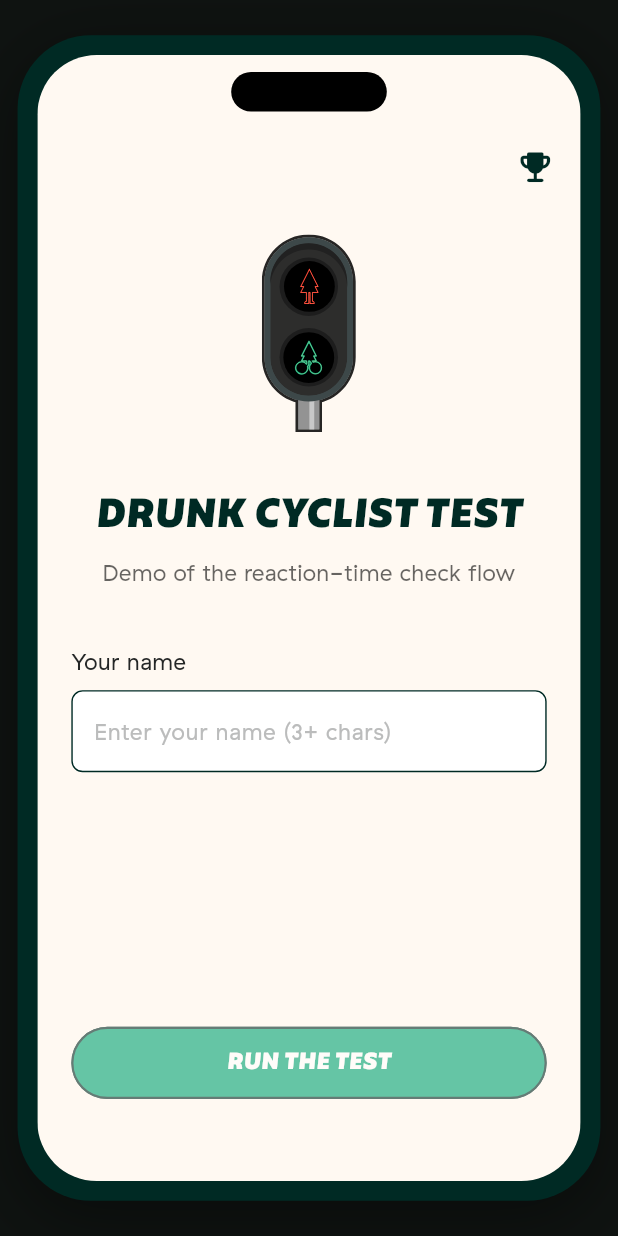
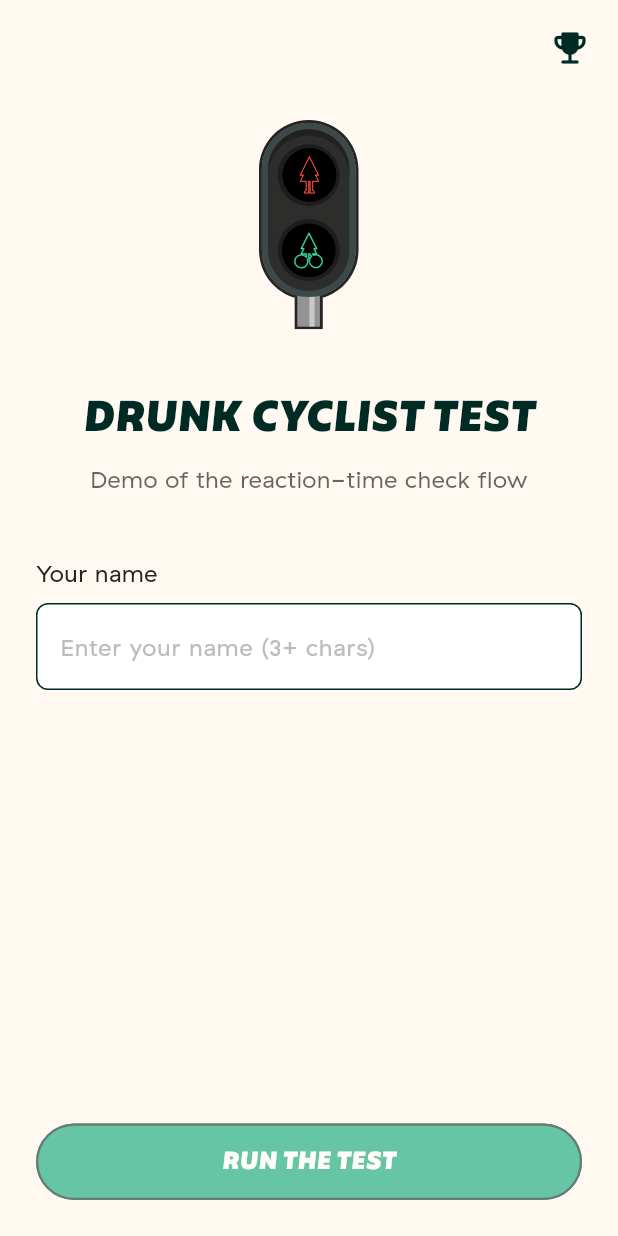
Before and after one commit to mapacheverdugo/drunk-test-demo, a Flutter app: the screen it shows after launch, on a phone screen of 412 x 824 dp. Run offline on Flutter 3.47's test engine with Material 3 defaults, Android fonts, the phone set to English and light mode, and no system bars; our stand-ins replace blur, clock, dio, equatable, flutter_bloc, flutter_markdown and 6 more; missing offline and left inert: libphonenumber_platform_interface, libphonenumber_plugin, oxidized, side_effect_cubit; accounts and stored records are empty.

Commit message:
refactor: simplify mobile viewport handling in PortraitFrame

```diff
--- a/lib/portrait_frame.dart
+++ b/lib/portrait_frame.dart
@@ -11,21 +11,17 @@ class PortraitFrame extends StatelessWidget {
   static const double _bezelRadius = 48;
   static const double _bezelPadding = 14;
 
+  // Material "compact" breakpoint: viewports up to this width are treated as
+  // phones and render full-screen — the device itself is the frame. Above
+  // this we render the simulated phone mockup centered on a dark backdrop.
+  static const double _phoneBreakpoint = 600;
+
   @override
   Widget build(BuildContext context) {
     return LayoutBuilder(
       builder: (context, constraints) {
-        final isMobileViewport =
-            constraints.maxWidth <= _frameWidth + 1 &&
-                constraints.maxHeight >= _frameHeight - 100;
-
-        if (isMobileViewport) {
-          return MediaQuery(
-            data: MediaQuery.of(context).copyWith(
-              size: Size(constraints.maxWidth, constraints.maxHeight),
-            ),
-            child: child,
-          );
+        if (constraints.maxWidth <= _phoneBreakpoint) {
+          return child;
         }
 
         final available = Size(
```
